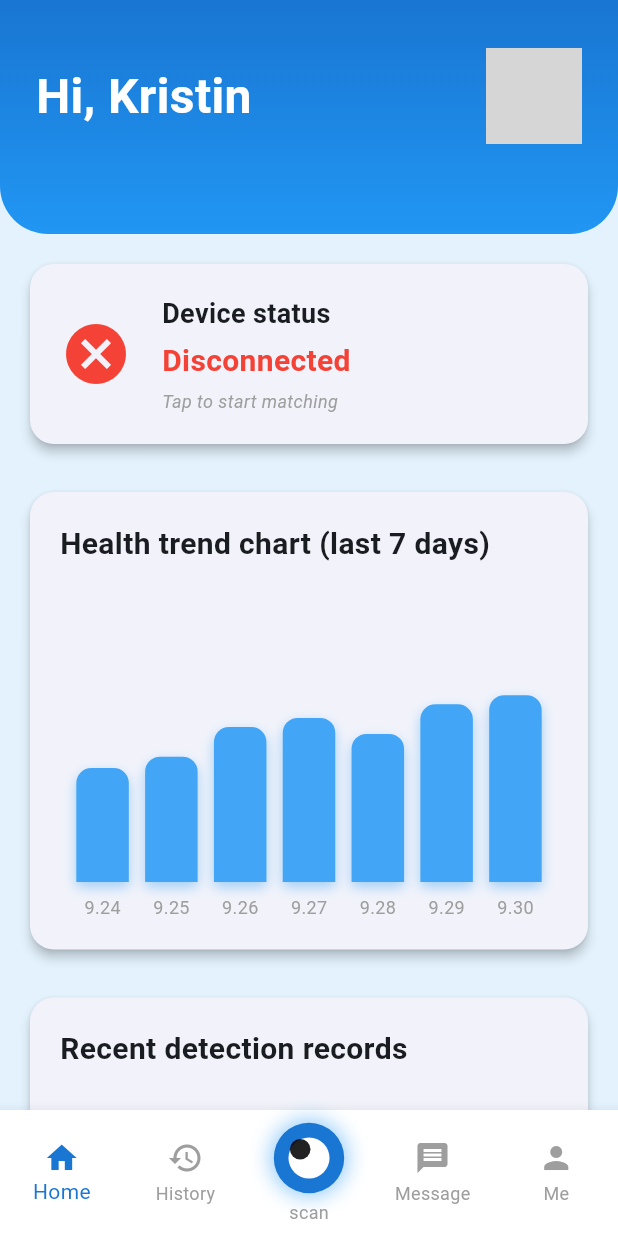
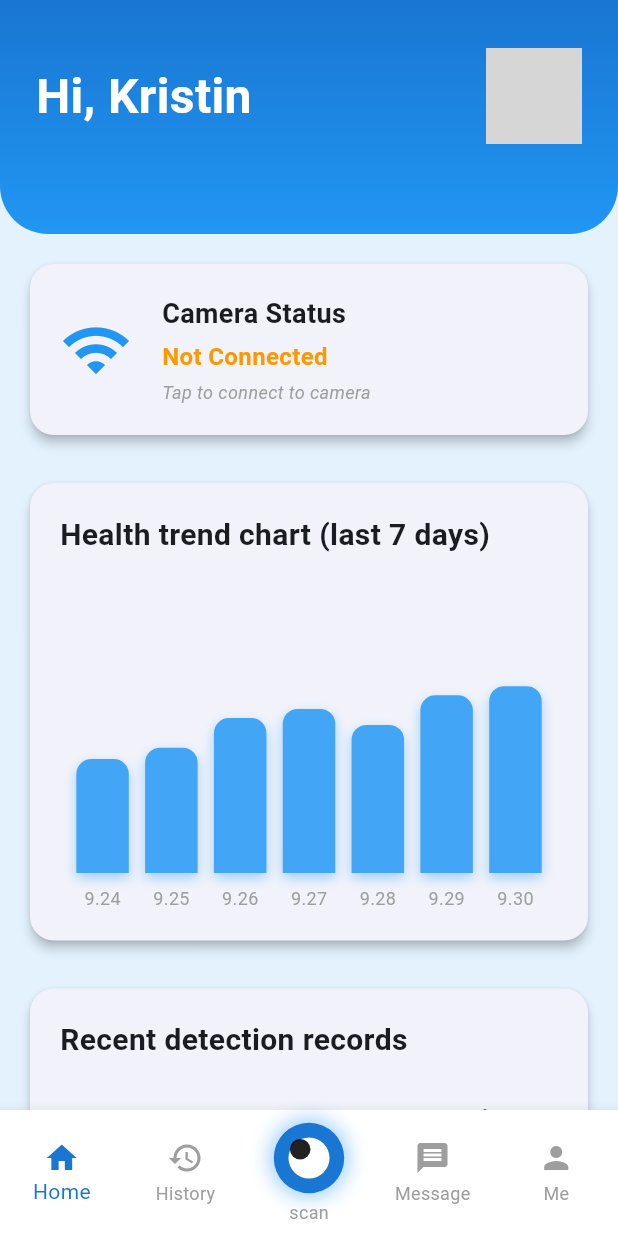
Before and after one commit to 5itspj/FYP_Scanaract, a Flutter app: the screen it shows after launch, after a tap on "Sign In", on a phone screen of 412 x 824 dp. Run offline on Flutter 3.47's test engine with Material 3 defaults, Android fonts, the phone set to English and light mode, and no system bars; our stand-ins replace connectivity_plus; missing offline and left inert: android_intent_plus; network calls fail; grey boxes are pictures that could not be loaded.

Commit message:
Hardware Connection Successful

```diff
--- a/FYP_Frontend/lib/homescreen.dart
+++ b/FYP_Frontend/lib/homescreen.dart
@@ -1,4 +1,8 @@
 import 'package:flutter/material.dart';
+import 'package:android_intent_plus/android_intent.dart';
+import 'package:connectivity_plus/connectivity_plus.dart';
+import 'package:http/http.dart' as http;
+import 'dart:async';
 
 class HomeScreen extends StatefulWidget {
   const HomeScreen({super.key});
@@ -8,11 +12,12 @@ class HomeScreen extends StatefulWidget {
 }
 
 class _HomeScreenState extends State<HomeScreen> {
-
   bool _showAnimation = false;
   final String userName = "Kristin";
   bool _isDeviceConnected = false;
-  bool _isMatching = false;
+  bool _isConnecting = false;
+  final String _piBaseUrl = 'http://10.42.0.1:8081';
+
   final List<Map<String, dynamic>> recentRecords = [
     {'date': '09-24 08:30', 'rating': 82},
     {'date': '09-23 08:30', 'rating': 80},
@@ -33,30 +38,165 @@ class _HomeScreenState extends State<HomeScreen> {
         });
       }
     });
+
+    // Check if already connected to Pi when app loads
+    _checkPiConnection();
   }
 
-  void _startMatching() {
-    if (_isMatching || _isDeviceConnected) return;
+  /// Check if currently on Pi network and Pi is reachable
+  Future<void> _checkPiConnection() async {
+    final connectivityResult = await Connectivity().checkConnectivity();
+
+    if (connectivityResult == ConnectivityResult.wifi) {
+      try {
+        final response = await http.get(Uri.parse('$_piBaseUrl/photos')).timeout(
+          const Duration(seconds: 3),
+          onTimeout: () => throw Exception('Timeout'),
+        );
+        if (response.statusCode == 200) {
+          setState(() {
+            _isDeviceConnected = true;
+          });
+          return;
+        }
+      } catch (e) {
+        // Pi not reachable
+      }
+    }
 
     setState(() {
-      _isMatching = true;
+      _isDeviceConnected = false;
+    });
+  }
+
+  /// Opens system Wi-Fi settings
+  Future<void> _openWifiSettings() async {
+    try {
+      const AndroidIntent intent = AndroidIntent(
+        action: 'android.settings.WIFI_SETTINGS',
+      );
+      await intent.launch();
+    } catch (e) {
+      if (mounted) {
+        ScaffoldMessenger.of(context).showSnackBar(
+          const SnackBar(content: Text('Could not open Wi-Fi settings')),
+        );
+      }
+    }
+  }
+
+  /// Shows dialog asking user to connect to Pi Wi-Fi
+  Future<void> _showConnectionDialog() async {
+    final shouldOpenSettings = await showDialog<bool>(
+      context: context,
+      barrierDismissible: true,
+      builder: (BuildContext context) {
+        return AlertDialog(
+          title: const Text('Connect to Camera'),
+          content: const Text(
+            'Please connect to the Scanaract_Wifi network to use the camera.\n\n'
+            'Network: Scanaract_Wifi\n'
+            'Password: scanaractpi',
+          ),
+          actions: [
+            TextButton(
+              onPressed: () => Navigator.of(context).pop(false),
+              child: const Text('Cancel'),
+            ),
+            TextButton(
+              onPressed: () => Navigator.of(context).pop(true),
+              style: TextButton.styleFrom(
+                foregroundColor: Colors.blue,
+              ),
+              child: const Text('Open Wi-Fi Settings'),
+            ),
+          ],
+        );
+      },
+    );
+
+    if (shouldOpenSettings == true) {
+      await _openWifiSettings();
+    }
+  }
+
+  /// Start connection process - shows dialog to connect to Pi
+  Future<void> _startConnection() async {
+    if (_isDeviceConnected || _isConnecting) return;
+
+    // First check if already on Pi network
+    await _checkPiConnection();
+
+    if (_isDeviceConnected) {
+      ScaffoldMessenger.of(context).showSnackBar(
+        const SnackBar(
+          content: Text('Already connected to camera!'),
+          backgroundColor: Colors.green,
+        ),
+      );
+      return;
+    }
+
+    // Show dialog to guide user to connect
+    await _showConnectionDialog();
+
+    // After returning from settings, check connection again
+    setState(() {
+      _isConnecting = true;
     });
 
-    Future.delayed(const Duration(seconds: 3), () {
+    // Poll for connection (user might have connected)
+    await _waitForConnection();
+  }
+
+  /// Poll Pi to check if user connected to the network
+  Future<void> _waitForConnection() async {
+    int attempts = 0;
+    const maxAttempts = 20; // 20 seconds total
+
+    while (attempts < maxAttempts && mounted) {
+      await Future.delayed(const Duration(seconds: 1));
+
+      final connectivityResult = await Connectivity().checkConnectivity();
+      if (connectivityResult == ConnectivityResult.wifi) {
+        try {
+          final response = await http.get(Uri.parse('$_piBaseUrl/photos')).timeout(
+            const Duration(seconds: 2),
+            onTimeout: () => throw Exception('Timeout'),
+          );
+          if (response.statusCode == 200) {
             if (mounted) {
               setState(() {
-          _isMatching = false;
                 _isDeviceConnected = true;
+                _isConnecting = false;
               });
               ScaffoldMessenger.of(context).showSnackBar(
                 const SnackBar(
-            content: Text('Device connected successfully!'),
+                  content: Text('Camera connected successfully!'),
                   backgroundColor: Colors.green,
-            duration: Duration(seconds: 2),
                 ),
               );
             }
+            return;
+          }
+        } catch (e) {
+          // Still not connected
+        }
+      }
+      attempts++;
+    }
+
+    if (mounted) {
+      setState(() {
+        _isConnecting = false;
       });
+      ScaffoldMessenger.of(context).showSnackBar(
+        const SnackBar(
+          content: Text('Could not connect to camera. Please check Wi-Fi settings.'),
+          backgroundColor: Colors.red,
+        ),
+      );
+    }
   }
 
   @override
@@ -129,7 +269,7 @@ class _HomeScreenState extends State<HomeScreen> {
                         );
                       },
                       child: InkWell(
-                        onTap: _isDeviceConnected ? null : _startMatching,
+                        onTap: _isDeviceConnected ? null : _startConnection,
                         borderRadius: BorderRadius.circular(16),
                         child: Card(
                           elevation: 3,
@@ -138,7 +278,7 @@ class _HomeScreenState extends State<HomeScreen> {
                             padding: const EdgeInsets.all(20),
                             child: Row(
                               children: [
-                                if (_isMatching)
+                                if (_isConnecting)
                                   SizedBox(
                                     width: 48,
                                     height: 48,
@@ -149,8 +289,8 @@ class _HomeScreenState extends State<HomeScreen> {
                                   )
                                 else
                                   Icon(
-                                    _isDeviceConnected ? Icons.check_circle : Icons.cancel,
-                                    color: _isDeviceConnected ? Colors.green : Colors.red,
+                                    _isDeviceConnected ? Icons.check_circle : Icons.wifi,
+                                    color: _isDeviceConnected ? Colors.green : Colors.blue,
                                     size: 48,
                                   ),
                                 const SizedBox(width: 20),
@@ -159,31 +299,45 @@ class _HomeScreenState extends State<HomeScreen> {
                                     crossAxisAlignment: CrossAxisAlignment.start,
                                     children: [
                                       const Text(
-                                        'Device status',
+                                        'Camera Status',
                                         style: TextStyle(fontSize: 18, fontWeight: FontWeight.w600),
                                       ),
                                       const SizedBox(height: 4),
                                       Text(
-                                        _isMatching
-                                            ? 'Matching...'
-                                            : (_isDeviceConnected ? 'Connected' : 'Disconnected'),
+                                        _isConnecting
+                                            ? 'Connecting...'
+                                            : (_isDeviceConnected
+                                                ? 'Connected to Scanaract_Wifi'
+                                                : 'Not Connected'),
                                         style: TextStyle(
-                                          fontSize: 20,
-                                          color: _isMatching
+                                          fontSize: 16,
+                                          color: _isConnecting
                                               ? Colors.blue
-                                              : (_isDeviceConnected ? Colors.green : Colors.red),
+                                              : (_isDeviceConnected ? Colors.green : Colors.orange),
                                           fontWeight: FontWeight.bold,
                                         ),
                                       ),
-                                      if (!_isDeviceConnected && !_isMatching)
+                                      if (!_isDeviceConnected && !_isConnecting)
                                         const Padding(
                                           padding: EdgeInsets.only(top: 4),
                                           child: Text(
-                                            'Tap to start matching',
+                                            'Tap to connect to camera',
                                             style: TextStyle(
                                               fontSize: 12,
                                               color: Colors.grey,
                                               fontStyle: FontStyle.italic,
+                                            ),
+                                          ),
+                                        ),
+                                      if (_isDeviceConnected && !_isConnecting)
+                                        const Padding(
+                                          padding: EdgeInsets.only(top: 4),
+                                          child: Text(
+                                            'Ready to scan!',
+                                            style: TextStyle(
+                                              fontSize: 12,
+                                              color: Colors.green,
+                                              fontWeight: FontWeight.w500,
                                             ),
                                           ),
                                         ),
@@ -316,7 +470,6 @@ class _HomeScreenState extends State<HomeScreen> {
           ],
         ),
       ),
-
     );
   }
 }
--- a/FYP_Frontend/pubspec.yaml
+++ b/FYP_Frontend/pubspec.yaml
@@ -11,6 +11,9 @@ dependencies:
   flutter:
     sdk: flutter
   cupertino_icons: ^1.0.8
+  android_intent_plus: ^4.0.3
+  connectivity_plus: ^5.0.2
+  http: ^0.13.6
 
 dev_dependencies:
   flutter_test:
```
Also changed, not shown: FYP_Frontend/pubspec.lock, 9 other files. Lines whose indentation alone changed are shown as unchanged.
